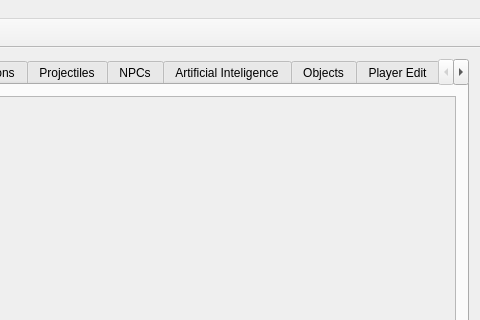
protoman/rockbot, file editor/mainwindow.ui: the form before one commit; both pictures show x 390 to 870 and y 0 to 320 of the 870 by 443 pixel window.
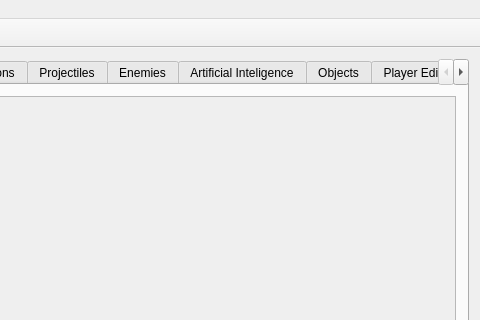
The form after the commit. The open tabs and pages were chosen to show the change. Icons and pictures are not drawn.

What changed in the file:
```diff
--- a/editor/mainwindow.ui
+++ b/editor/mainwindow.ui
@@ -184,7 +184,7 @@
       </widget>
       <widget class="QWidget" name="npc_tab">
        <attribute name="title">
-        <string>NPCs</string>
+        <string>Enemies</string>
        </attribute>
        <layout class="QGridLayout" name="gridLayout_11">
         <item row="0" column="0">
```
Left out of the diff: 5 changed lines with no effect on the pictures.
